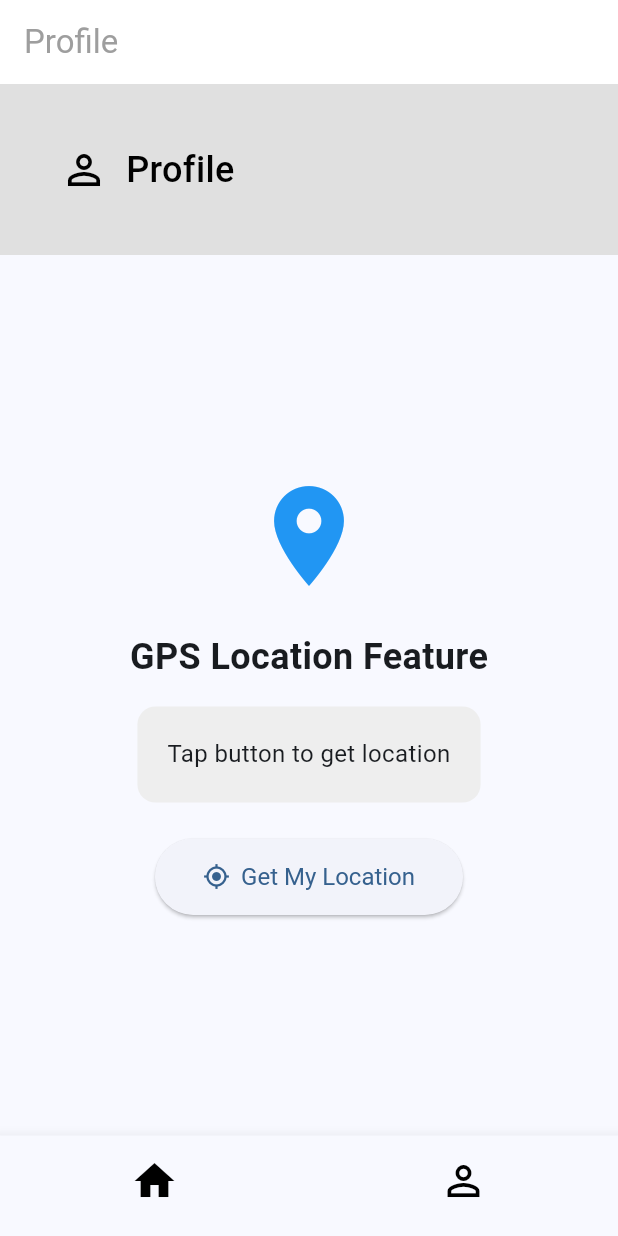
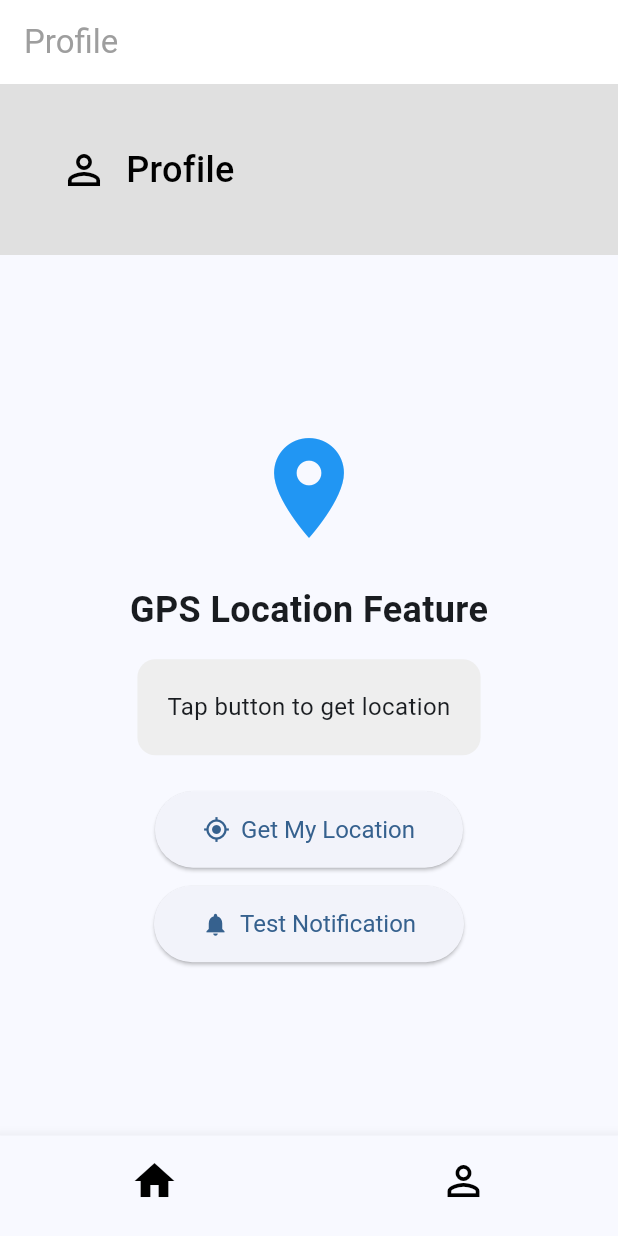
Before and after one commit to kurt890/kurtBorg6.2B_CPD, a Flutter app: the screen it shows after launch, item 2 of the bottom bar chosen, on a phone screen of 412 x 824 dp. Run offline on Flutter 3.47's test engine with Material 3 defaults, Android fonts, the phone set to English and light mode, and no system bars; our stand-ins replace flutter_local_notifications, geolocator, shared_preferences.

Commit message:
A&A4 – Notifications / Background Services

```diff
--- a/lib/main.dart
+++ b/lib/main.dart
@@ -1,7 +1,10 @@
 import 'package:flutter/material.dart';
 import 'screens/home_screen.dart';
+import 'services/notification_service.dart';
 
-void main() {
+Future<void> main() async {
+  WidgetsFlutterBinding.ensureInitialized();
+  await NotificationService.init();
   runApp(const MyApp());
 }
 
--- a/lib/screens/profile_screen.dart
+++ b/lib/screens/profile_screen.dart
@@ -1,6 +1,7 @@
 import 'package:flutter/material.dart';
 import 'package:geolocator/geolocator.dart';
 import 'package:shared_preferences/shared_preferences.dart';
+import '../services/notification_service.dart';
 
 class ProfileScreen extends StatefulWidget {
   const ProfileScreen({Key? key}) : super(key: key);
@@ -180,6 +181,8 @@ class _ProfileScreenState extends State<ProfileScreen> {
                     ),
                   ),
                   const SizedBox(height: 24),
+
+                  // GPS button
                   ElevatedButton.icon(
                     onPressed: _isLoading ? null : _getCurrentLocation,
                     icon: _isLoading
@@ -195,6 +198,27 @@ class _ProfileScreenState extends State<ProfileScreen> {
                     label: Text(
                       _isLoading ? 'Getting Location...' : 'Get My Location',
                     ),
+                    style: ElevatedButton.styleFrom(
+                      padding: const EdgeInsets.symmetric(
+                        horizontal: 32,
+                        vertical: 16,
+                      ),
+                      textStyle: const TextStyle(fontSize: 16),
+                    ),
+                  ),
+
+                  const SizedBox(height: 12),
+
+                  // Notification button (A&A4)
+                  ElevatedButton.icon(
+                    onPressed: () async {
+                      await NotificationService.showNow(
+                        title: 'CPD Task Manager',
+                        body: 'This is a local notification test ✅',
+                      );
+                    },
+                    icon: const Icon(Icons.notifications),
+                    label: const Text('Test Notification'),
                     style: ElevatedButton.styleFrom(
                       padding: const EdgeInsets.symmetric(
                         horizontal: 32,
--- /dev/null
+++ b/lib/services/notification_service.dart
@@ -0,0 +1,43 @@
+import 'package:flutter_local_notifications/flutter_local_notifications.dart';
+
+class NotificationService {
+  NotificationService._();
+
+  static final FlutterLocalNotificationsPlugin _plugin =
+      FlutterLocalNotificationsPlugin();
+
+  static Future<void> init() async {
+    const androidInit = AndroidInitializationSettings('@mipmap/ic_launcher');
+    const initSettings = InitializationSettings(android: androidInit);
+
+    await _plugin.initialize(initSettings);
+
+    // Android 13+ needs runtime permission
+    await _plugin
+        .resolvePlatformSpecificImplementation<
+            AndroidFlutterLocalNotificationsPlugin>()
+        ?.requestNotificationsPermission();
+  }
+
+  static Future<void> showNow({
+    required String title,
+    required String body,
+  }) async {
+    const androidDetails = AndroidNotificationDetails(
+      'cpd_channel_id',
+      'CPD Notifications',
+      channelDescription: 'Local notifications for CPD app',
+      importance: Importance.max,
+      priority: Priority.high,
+    );
+
+    const details = NotificationDetails(android: androidDetails);
+
+    await _plugin.show(
+      0, // notification id
+      title,
+      body,
+      details,
+    );
+  }
+}
--- a/pubspec.yaml
+++ b/pubspec.yaml
@@ -22,6 +22,8 @@ dependencies:
   # UI Components
   cupertino_icons: ^1.0.6
 
+  flutter_local_notifications: ^17.2.2
+
 dev_dependencies:
   flutter_test:
     sdk: flutter
```
Also changed, not shown: 2 other files.
